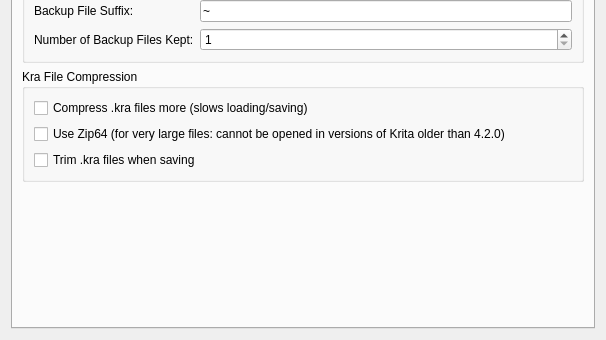
KDE/krita, file libs/ui/forms/wdggeneralsettings.ui: the form before one commit; both pictures show x 0 to 606 and y 199 to 539 of the 606 by 539 pixel window.
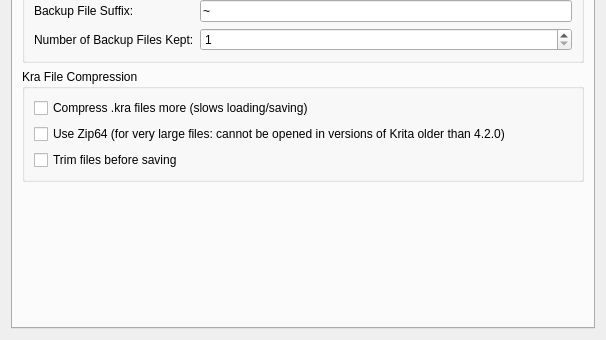
The form after the commit. The open tabs and pages were chosen to show the change. Custom widgets are drawn as their Qt base class.

The edit to the form file:
```diff
--- a/libs/ui/forms/wdggeneralsettings.ui
+++ b/libs/ui/forms/wdggeneralsettings.ui
@@ -678,7 +678,7 @@
              <string extracomment="(information outside the image boundaries will get lost. Saving will be slower."/>
             </property>
             <property name="text">
-             <string>Trim .kra files when saving</string>
+             <string>Trim files before saving</string>
             </property>
            </widget>
           </item>
```
